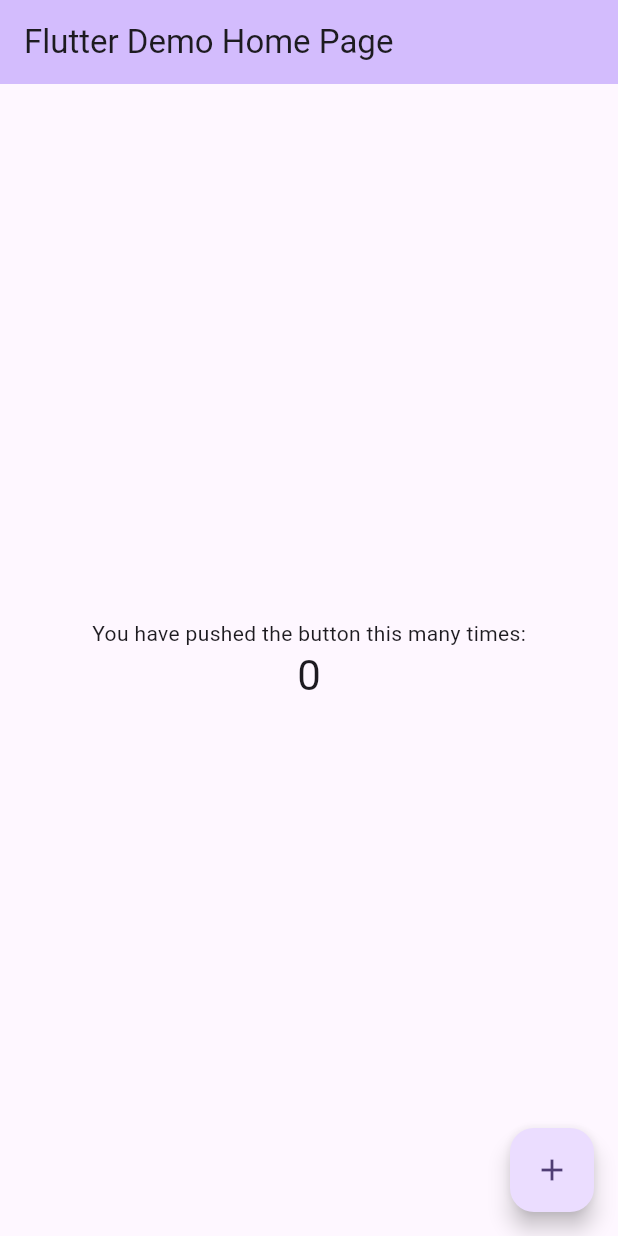
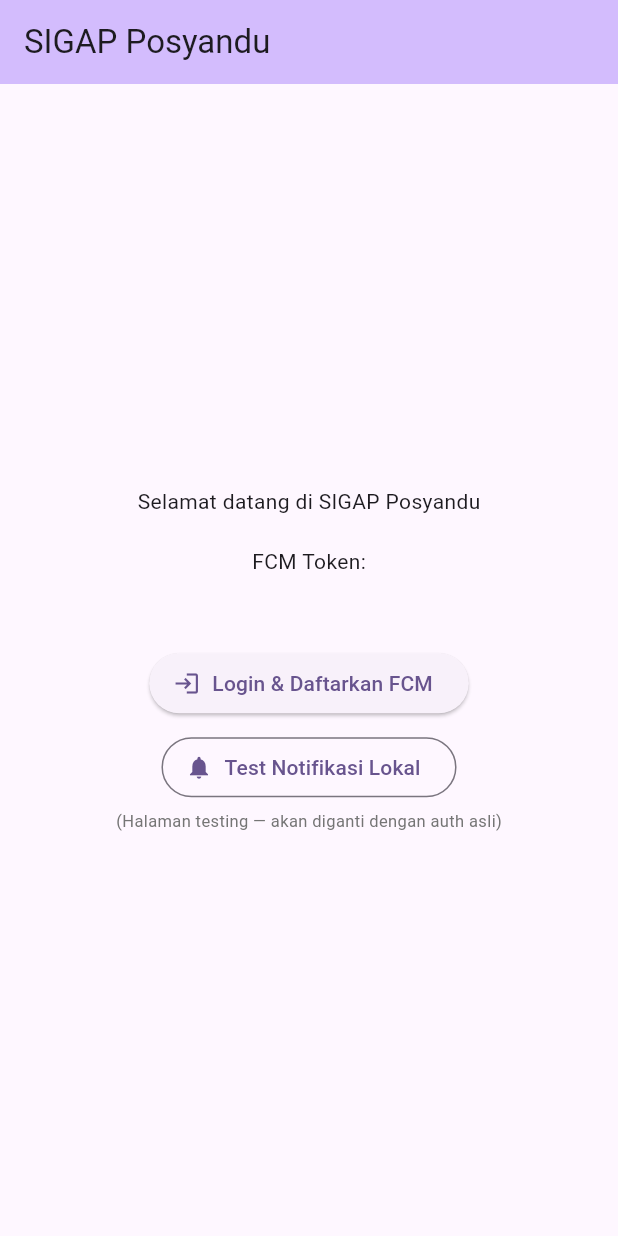
Before and after one commit to rendayy/frontend_sigap_posyandu, a Flutter app: the screen it shows after launch, on a phone screen of 412 x 824 dp. Run offline on Flutter 3.47's test engine with Material 3 defaults, Android fonts, the phone set to English and light mode, and no system bars; our stand-ins replace dio, firebase_core, firebase_messaging, flutter_dotenv, flutter_local_notifications; accounts and stored records are empty.

Commit message:
feat: add notification & login testing

```diff
--- /dev/null
+++ b/lib/config.dart
@@ -0,0 +1,22 @@
+import 'package:flutter_dotenv/flutter_dotenv.dart';
+
+class AppConfig {
+  static final AppConfig _instance = AppConfig._internal();
+  factory AppConfig() => _instance;
+  AppConfig._internal();
+
+  static bool _initialized = false;
+
+  static Future<void> initialize() async {
+    if (_initialized) return;
+    try {
+      await dotenv.load(fileName: ".env");
+    } catch (_) {}
+    _initialized = true;
+  }
+
+  static String get apiBaseUrl {
+    if (!_initialized) return 'http://localhost:5000';
+    return dotenv.env['API_BASE_URL'] ?? 'http://localhost:5000';
+  }
+}
--- a/lib/main.dart
+++ b/lib/main.dart
@@ -1,122 +1,42 @@
 import 'package:flutter/material.dart';
+import 'package:firebase_core/firebase_core.dart';
+import 'config.dart';
+import 'firebase_options.dart';
+import 'services/fcm_service.dart';
+import 'pages/home_page.dart';
+import 'pages/login_test_page.dart';
 
-void main() {
+final GlobalKey<NavigatorState> navigatorKey = GlobalKey<NavigatorState>();
+
+void main() async {
+  WidgetsFlutterBinding.ensureInitialized();
+
+  await AppConfig.initialize();
+
+  await Firebase.initializeApp(options: DefaultFirebaseOptions.currentPlatform);
+
+  await FCMService().initialize();
+
   runApp(const MyApp());
 }
 
 class MyApp extends StatelessWidget {
   const MyApp({super.key});
 
-  // This widget is the root of your application.
   @override
   Widget build(BuildContext context) {
     return MaterialApp(
-      title: 'Flutter Demo',
+      navigatorKey: navigatorKey,
+      title: 'SIGAP Posyandu',
       theme: ThemeData(
-        // This is the theme of your application.
-        //
-        // TRY THIS: Try running your application with "flutter run". You'll see
-        // the application has a purple toolbar. Then, without quitting the app,
-        // try changing the seedColor in the colorScheme below to Colors.green
-        // and then invoke "hot reload" (save your changes or press the "hot
-        // reload" button in a Flutter-supported IDE, or press "r" if you used
-        // the command line to start the app).
-        //
-        // Notice that the counter didn't reset back to zero; the application
-        // state is not lost during the reload. To reset the state, use hot
-        // restart instead.
-        //
-        // This works for code too, not just values: Most code changes can be
-        // tested with just a hot reload.
-        colorScheme: .fromSeed(seedColor: Colors.deepPurple),
+        colorScheme: ColorScheme.fromSeed(seedColor: Colors.deepPurple),
+        useMaterial3: true,
       ),
-      home: const MyHomePage(title: 'Flutter Demo Home Page'),
+      initialRoute: '/',
+      routes: {
+        '/': (context) => const HomePage(),
+        '/login-test': (context) => const LoginTestPage(),
+      },
     );
   }
 }
-
-class MyHomePage extends StatefulWidget {
-  const MyHomePage({super.key, required this.title});
-
-  // This widget is the home page of your application. It is stateful, meaning
-  // that it has a State object (defined below) that contains fields that affect
-  // how it looks.
-
-  // This class is the configuration for the state. It holds the values (in this
-  // case the title) provided by the parent (in this case the App widget) and
-  // used by the build method of the State. Fields in a Widget subclass are
-  // always marked "final".
-
-  final String title;
-
-  @override
-  State<MyHomePage> createState() => _MyHomePageState();
-}
-
-class _MyHomePageState extends State<MyHomePage> {
-  int _counter = 0;
-
-  void _incrementCounter() {
-    setState(() {
-      // This call to setState tells the Flutter framework that something has
-      // changed in this State, which causes it to rerun the build method below
-      // so that the display can reflect the updated values. If we changed
-      // _counter without calling setState(), then the build method would not be
-      // called again, and so nothing would appear to happen.
-      _counter++;
-    });
-  }
-
-  @override
-  Widget build(BuildContext context) {
-    // This method is rerun every time setState is called, for instance as done
-    // by the _incrementCounter method above.
-    //
-    // The Flutter framework has been optimized to make rerunning build methods
-    // fast, so that you can just rebuild anything that needs updating rather
-    // than having to individually change instances of widgets.
-    return Scaffold(
-      appBar: AppBar(
-        // TRY THIS: Try changing the color here to a specific color (to
-        // Colors.amber, perhaps?) and trigger a hot reload to see the AppBar
-        // change color while the other colors stay the same.
-        backgroundColor: Theme.of(context).colorScheme.inversePrimary,
-        // Here we take the value from the MyHomePage object that was created by
-        // the App.build method, and use it to set our appbar title.
-        title: Text(widget.title),
-      ),
-      body: Center(
-        // Center is a layout widget. It takes a single child and positions it
-        // in the middle of the parent.
-        child: Column(
-          // Column is also a layout widget. It takes a list of children and
-          // arranges them vertically. By default, it sizes itself to fit its
-          // children horizontally, and tries to be as tall as its parent.
-          //
-          // Column has various properties to control how it sizes itself and
-          // how it positions its children. Here we use mainAxisAlignment to
-          // center the children vertically; the main axis here is the vertical
-          // axis because Columns are vertical (the cross axis would be
-          // horizontal).
-          //
-          // TRY THIS: Invoke "debug painting" (choose the "Toggle Debug Paint"
-          // action in the IDE, or press "p" in the console), to see the
-          // wireframe for each widget.
-          mainAxisAlignment: .center,
-          children: [
-            const Text('You have pushed the button this many times:'),
-            Text(
-              '$_counter',
-              style: Theme.of(context).textTheme.headlineMedium,
-            ),
-          ],
-        ),
-      ),
-      floatingActionButton: FloatingActionButton(
-        onPressed: _incrementCounter,
-        tooltip: 'Increment',
-        child: const Icon(Icons.add),
-      ),
-    );
-  }
-}
--- /dev/null
+++ b/lib/pages/home_page.dart
@@ -0,0 +1,102 @@
+import 'package:flutter/material.dart';
+import 'dart:developer';
+import '../services/fcm_service.dart';
+
+class HomePage extends StatefulWidget {
+  const HomePage({super.key});
+
+  @override
+  State<HomePage> createState() => _HomePageState();
+}
+
+class _HomePageState extends State<HomePage> {
+  String? _fcmToken;
+  String? _testNotifResult;
+
+  @override
+  void initState() {
+    super.initState();
+    _initFCM();
+  }
+
+  void _initFCM() async {
+    String? token = await FCMService().getToken();
+    setState(() {
+      _fcmToken = token;
+    });
+
+    FCMService().setOnNotificationTap((data) {
+      log('Notification tapped: $data', name: 'HomePage');
+    });
+
+    FCMService().setOnMessageReceived((title, body) {
+      if (mounted) {
+        ScaffoldMessenger.of(context).showSnackBar(
+          SnackBar(
+            content: Text('📩 $title${body != null ? ': $body' : ''}'),
+            duration: const Duration(seconds: 3),
+          ),
+        );
+      }
+    });
+
+    FCMService().handleInitialMessage();
+  }
+
+  @override
+  Widget build(BuildContext context) {
+    return Scaffold(
+      appBar: AppBar(
+        backgroundColor: Theme.of(context).colorScheme.inversePrimary,
+        title: const Text('SIGAP Posyandu'),
+      ),
+      body: Center(
+        child: Column(
+          mainAxisAlignment: MainAxisAlignment.center,
+          children: [
+            const Text('Selamat datang di SIGAP Posyandu'),
+            const SizedBox(height: 20),
+            if (_fcmToken != null) ...[
+              const Text('FCM Token:'),
+              Padding(
+                padding: const EdgeInsets.symmetric(horizontal: 16),
+                child: Text(
+                  _fcmToken!,
+                  style: const TextStyle(fontSize: 12),
+                  textAlign: TextAlign.center,
+                ),
+              ),
+            ],
+            const SizedBox(height: 30),
+            ElevatedButton.icon(
+              onPressed: () => Navigator.pushNamed(context, '/login-test'),
+              icon: const Icon(Icons.login),
+              label: const Text('Login & Daftarkan FCM'),
+            ),
+            const SizedBox(height: 8),
+            OutlinedButton.icon(
+              onPressed: () async {
+                final ok = await FCMService().showTestNotification();
+                setState(() => _testNotifResult =
+                    ok ? '✅ Notifikasi test dikirim' : '❌ Gagal');
+              },
+              icon: const Icon(Icons.notifications),
+              label: const Text('Test Notifikasi Lokal'),
+            ),
+            if (_testNotifResult != null)
+              Padding(
+                padding: const EdgeInsets.only(top: 4),
+                child: Text(_testNotifResult!,
+                    style: const TextStyle(fontSize: 12)),
+              ),
+            const SizedBox(height: 4),
+            Text(
+              '(Halaman testing — akan diganti dengan auth asli)',
+              style: TextStyle(fontSize: 11, color: Colors.grey[600]),
+            ),
+          ],
+        ),
+      ),
+    );
+  }
+}
```
Also changed, not shown: lib/pages/login_test_page.dart (added, +148 -0 lines), lib/services/fcm_background_handler.dart (added, +14 -0 lines), lib/services/fcm_service.dart (added, +266 -0 lines), pubspec.yaml (+13 -3 lines), lib/firebase_options.dart (added), pubspec.lock, 11 other files.
